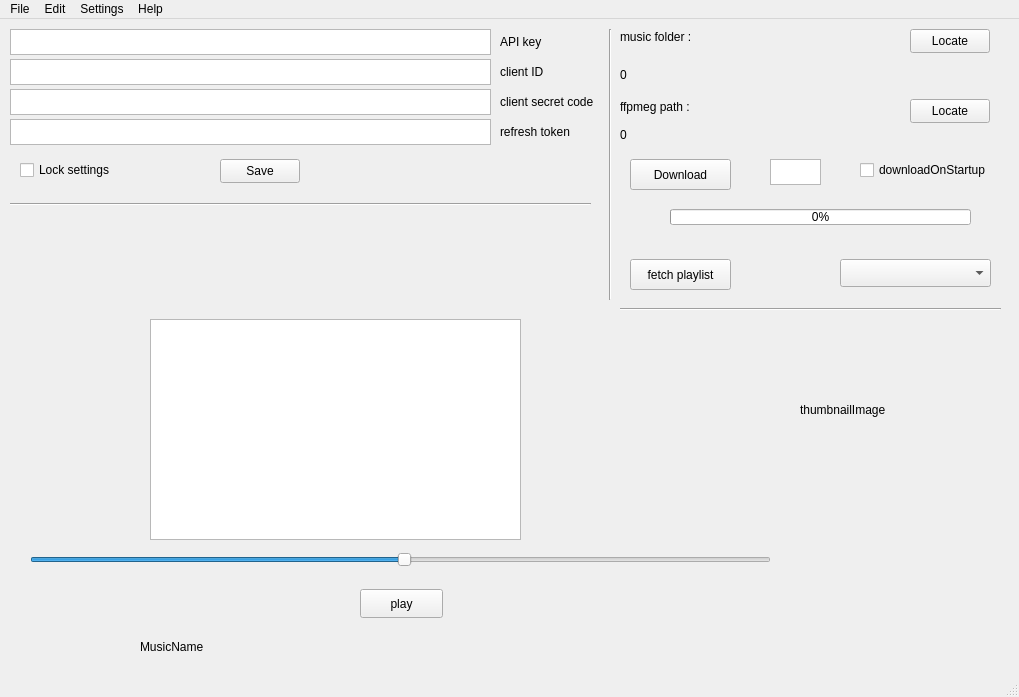
The window that mainwindow.ui (Renaud-Barrau/youtubeAudioRetriever) describes before a commit, drawn with Qt 5.
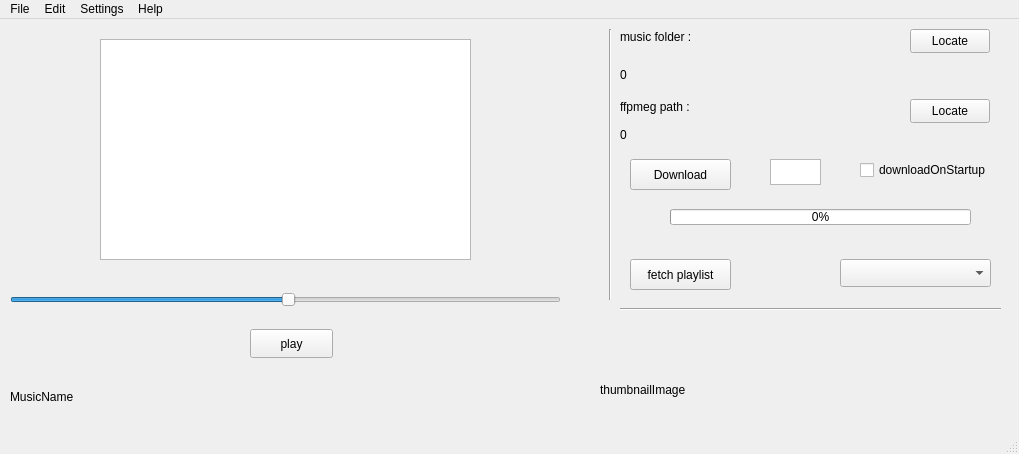
The same window after the commit.

What changed in the file:
```diff
--- a/mainwindow.ui
+++ b/mainwindow.ui
@@ -7,7 +7,7 @@
     <x>0</x>
     <y>0</y>
     <width>1019</width>
-    <height>697</height>
+    <height>454</height>
    </rect>
   </property>
   <property name="cursor">
@@ -20,9 +20,9 @@
    <widget class="QSlider" name="musicProgressSlider">
     <property name="geometry">
      <rect>
-      <x>30</x>
-      <y>530</y>
-      <width>741</width>
+      <x>10</x>
+      <y>270</y>
+      <width>551</width>
       <height>21</height>
      </rect>
     </property>
@@ -39,158 +39,6 @@
      <enum>Qt::Horizontal</enum>
     </property>
    </widget>
-   <widget class="QWidget" name="ApiFrame" native="true">
-    <property name="geometry">
-     <rect>
-      <x>10</x>
-      <y>0</y>
-      <width>591</width>
-      <height>171</height>
-     </rect>
-    </property>
-    <widget class="QTextEdit" name="apiKeyTextEdit">
-     <property name="geometry">
-      <rect>
-       <x>0</x>
-       <y>10</y>
-       <width>481</width>
-       <height>26</height>
-      </rect>
-     </property>
-    </widget>
-    <widget class="QLabel" name="apiKeyLabel">
-     <property name="geometry">
-      <rect>
-       <x>490</x>
-       <y>10</y>
-       <width>49</width>
-       <height>26</height>
-      </rect>
-     </property>
-     <property name="text">
-      <string>API key</string>
-     </property>
-    </widget>
-    <widget class="QPushButton" name="saveParamsButton">
-     <property name="geometry">
-      <rect>
-       <x>210</x>
-       <y>140</y>
-       <width>80</width>
-       <height>24</height>
-      </rect>
-     </property>
-     <property name="text">
-      <string>Save</string>
-     </property>
-    </widget>
-    <widget class="QLabel" name="clientIdLabel">
-     <property name="geometry">
-      <rect>
-       <x>490</x>
-       <y>40</y>
-       <width>49</width>
-       <height>26</height>
-      </rect>
-     </property>
-     <property name="text">
-      <string>client ID</string>
-     </property>
-    </widget>
-    <widget class="QTextEdit" name="clientIdTextEdit">
-     <property name="geometry">
-      <rect>
-       <x>0</x>
-       <y>40</y>
-       <width>481</width>
-       <height>26</height>
-      </rect>
-     </property>
-    </widget>
-    <widget class="QLabel" name="clientSecretLabel">
-     <property name="geometry">
-      <rect>
-       <x>490</x>
-       <y>70</y>
-       <width>101</width>
-       <height>26</height>
-      </rect>
-     </property>
-     <property name="autoFillBackground">
-      <bool>false</bool>
-     </property>
-     <property name="text">
-      <string>client secret code</string>
-     </property>
-     <property name="scaledContents">
-      <bool>false</bool>
-     </property>
-     <property name="alignment">
-      <set>Qt::AlignLeading|Qt::AlignLeft|Qt::AlignVCenter</set>
-     </property>
-     <property name="wordWrap">
-      <bool>false</bool>
-     </property>
-    </widget>
-    <widget class="QTextEdit" name="clientSecretCodeTextEdit">
-     <property name="geometry">
-      <rect>
-       <x>0</x>
-       <y>70</y>
-       <width>481</width>
-       <height>26</height>
-      </rect>
-     </property>
-    </widget>
-    <widget class="QTextEdit" name="refreshTokenTextEdit">
-     <property name="geometry">
-      <rect>
-       <x>0</x>
-       <y>100</y>
-       <width>481</width>
-       <height>26</height>
-      </rect>
-     </property>
-    </widget>
-    <widget class="QLabel" name="refreshTokenLabel">
-     <property name="geometry">
-      <rect>
-       <x>490</x>
-       <y>100</y>
-       <width>91</width>
-       <height>26</height>
-      </rect>
-     </property>
-     <property name="autoFillBackground">
-      <bool>false</bool>
-     </property>
-     <property name="text">
-      <string>refresh token</string>
-     </property>
-     <property name="scaledContents">
-      <bool>false</bool>
-     </property>
-     <property name="alignment">
-      <set>Qt::AlignLeading|Qt::AlignLeft|Qt::AlignVCenter</set>
-     </property>
-     <property name="wordWrap">
-      <bool>false</bool>
-     </property>
-    </widget>
-    <widget class="QCheckBox" name="lockApiSettingsCheckBox">
-     <property name="geometry">
-      <rect>
-       <x>10</x>
-       <y>140</y>
-       <width>101</width>
-       <height>22</height>
-      </rect>
-     </property>
-     <property name="text">
-      <string>Lock settings</string>
-     </property>
-    </widget>
-   </widget>
    <widget class="QWidget" name="downloadFrame" native="true">
     <property name="geometry">
      <rect>
@@ -377,24 +225,11 @@
      <enum>Qt::Vertical</enum>
     </property>
    </widget>
-   <widget class="Line" name="line_2">
-    <property name="geometry">
-     <rect>
-      <x>10</x>
-      <y>170</y>
-      <width>581</width>
-      <height>31</height>
-     </rect>
-    </property>
-    <property name="orientation">
-     <enum>Qt::Horizontal</enum>
-    </property>
-   </widget>
    <widget class="QLabel" name="thumbnailImageLabel">
     <property name="geometry">
      <rect>
-      <x>800</x>
-      <y>350</y>
+      <x>600</x>
+      <y>330</y>
       <width>121</width>
       <height>81</height>
      </rect>
@@ -406,8 +241,8 @@
    <widget class="QTreeView" name="treeView">
     <property name="geometry">
      <rect>
-      <x>150</x>
-      <y>300</y>
+      <x>100</x>
+      <y>20</y>
       <width>371</width>
       <height>221</height>
      </rect>
@@ -416,8 +251,8 @@
    <widget class="QPushButton" name="playPauseButton">
     <property name="geometry">
      <rect>
-      <x>360</x>
-      <y>570</y>
+      <x>250</x>
+      <y>310</y>
       <width>83</width>
       <height>29</height>
      </rect>
@@ -429,9 +264,9 @@
    <widget class="QLabel" name="musicNameLabel">
     <property name="geometry">
      <rect>
-      <x>140</x>
-      <y>620</y>
-      <width>691</width>
+      <x>10</x>
+      <y>370</y>
+      <width>561</width>
       <height>16</height>
      </rect>
     </property>
```
Left out of the diff: 6 changed lines with no effect on the pictures.
